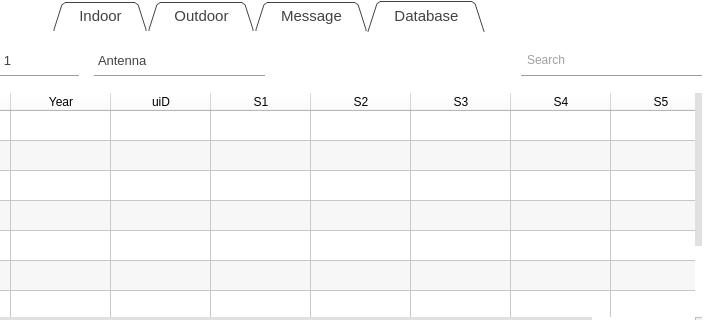
Above: src/main.ui from xiang1030/kontrol before the change; both pictures show x 200 to 911 and y 0 to 320 of the 911 by 547 pixel window. Below: the same form after it.
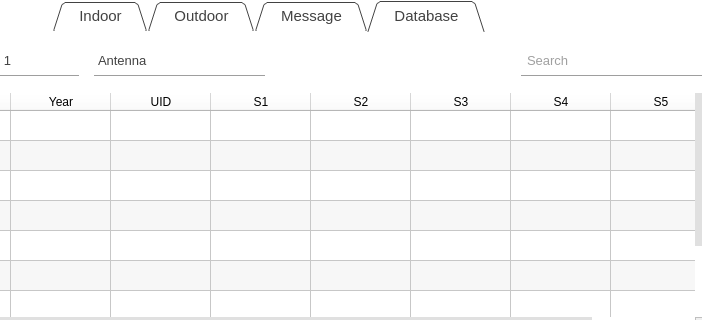
That is the form after the change. The open tabs and pages were chosen to show the change. Icons and pictures are not drawn.

The edit to the form file:
```diff
--- a/src/main.ui
+++ b/src/main.ui
@@ -1827,7 +1827,7 @@
       </column>
       <column>
        <property name="text">
-        <string>uiD</string>
+        <string>UID</string>
        </property>
       </column>
       <column>
@@ -2164,6 +2164,11 @@
         <height>31</height>
        </rect>
       </property>
+      <property name="font">
+       <font>
+        <pointsize>10</pointsize>
+       </font>
+      </property>
       <property name="focusPolicy">
        <enum>Qt::ClickFocus</enum>
       </property>
```
Left out of the diff: 12 changed lines with no effect on the pictures.
